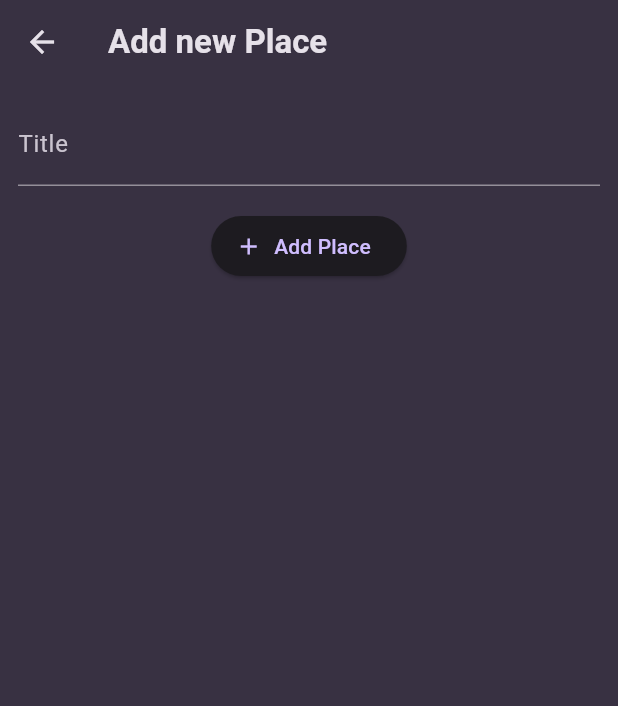
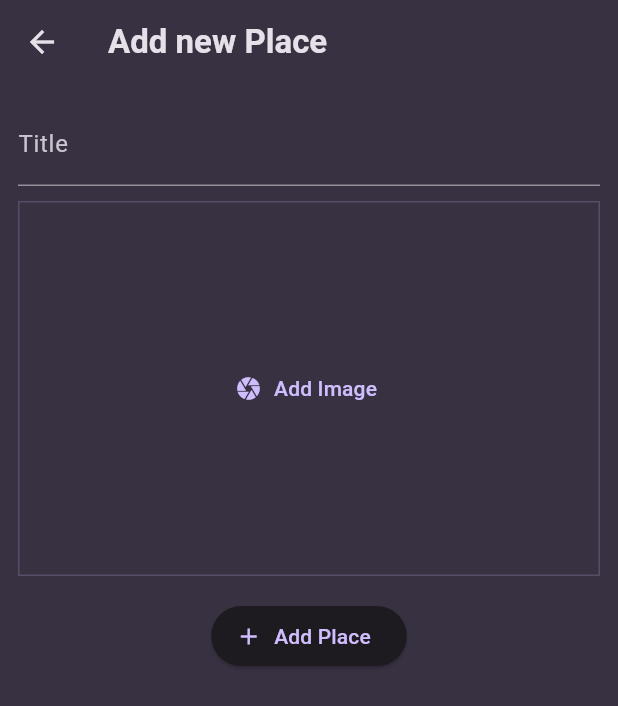
Before and after one commit to MarkMahrous/Favorite_Places, a Flutter app: the AddPlaceScreen screen opened directly, on a phone screen of 412 x 824 dp. Shown: the top 706 px of the screen. Run offline on Flutter 3.47's test engine with Material 3 defaults, Android fonts, the phone set to English and light mode, and no system bars; our stand-ins replace flutter_riverpod, google_fonts, image_picker.

Commit message:
Adding image to place feature

```diff
--- a/lib/screens/add_place_screen.dart
+++ b/lib/screens/add_place_screen.dart
@@ -1,3 +1,4 @@
+import 'package:favorite_places/widgets/image_input.dart';
 import 'package:flutter/material.dart';
 import 'package:flutter_riverpod/flutter_riverpod.dart';
 
@@ -50,6 +51,8 @@ class _AddPlaceScreenState extends ConsumerState<AddPlaceScreen> {
                 color: Theme.of(context).colorScheme.onSurface,
               ),
             ),
+            const SizedBox(height: 10),
+            ImageImput(),
             const SizedBox(height: 16),
             ElevatedButton.icon(
               onPressed: _savePlace,
--- /dev/null
+++ b/lib/widgets/image_input.dart
@@ -0,0 +1,66 @@
+import 'dart:io';
+import 'package:flutter/material.dart';
+import 'package:image_picker/image_picker.dart';
+
+class ImageImput extends StatefulWidget {
+  const ImageImput({super.key});
+
+  @override
+  State<ImageImput> createState() => _ImageImputState();
+}
+
+class _ImageImputState extends State<ImageImput> {
+  File? _selectedImage;
+
+  void _takePicture() async {
+    final imagePicker = ImagePicker();
+
+    final pickedImage = await imagePicker.pickImage(
+      source: ImageSource.camera,
+      maxWidth: 600,
+    );
+
+    if (pickedImage == null) {
+      return;
+    }
+
+    setState(() {
+      _selectedImage = File(pickedImage.path);
+    });
+  }
+
+  @override
+  Widget build(BuildContext context) {
+    Widget content = TextButton.icon(
+      onPressed: _takePicture,
+      label: const Text('Add Image'),
+      icon: const Icon(Icons.camera),
+    );
+
+    if (_selectedImage != null) {
+      content = GestureDetector(
+        onTap: _takePicture,
+        child: Image.file(
+          _selectedImage!,
+          fit: BoxFit.cover,
+          width: double.infinity,
+          height: double.infinity,
+        ),
+      );
+    }
+
+    return Container(
+      // adding border
+      decoration: BoxDecoration(
+        border: Border.all(
+          width: 1,
+          color: Theme.of(context).colorScheme.primary.withOpacity(0.2),
+        ),
+      ),
+      height: 250,
+      width: double.infinity,
+      alignment: Alignment.center,
+      child: content,
+    );
+  }
+}
--- a/pubspec.yaml
+++ b/pubspec.yaml
@@ -39,6 +39,7 @@ dependencies:
   riverpod: ^2.5.1
   flutter_riverpod: ^2.5.1
   uuid: ^4.4.0
+  image_picker: ^1.1.1
 
 dev_dependencies:
   flutter_test:
```
Also changed, not shown: pubspec.lock, 6 other files.
